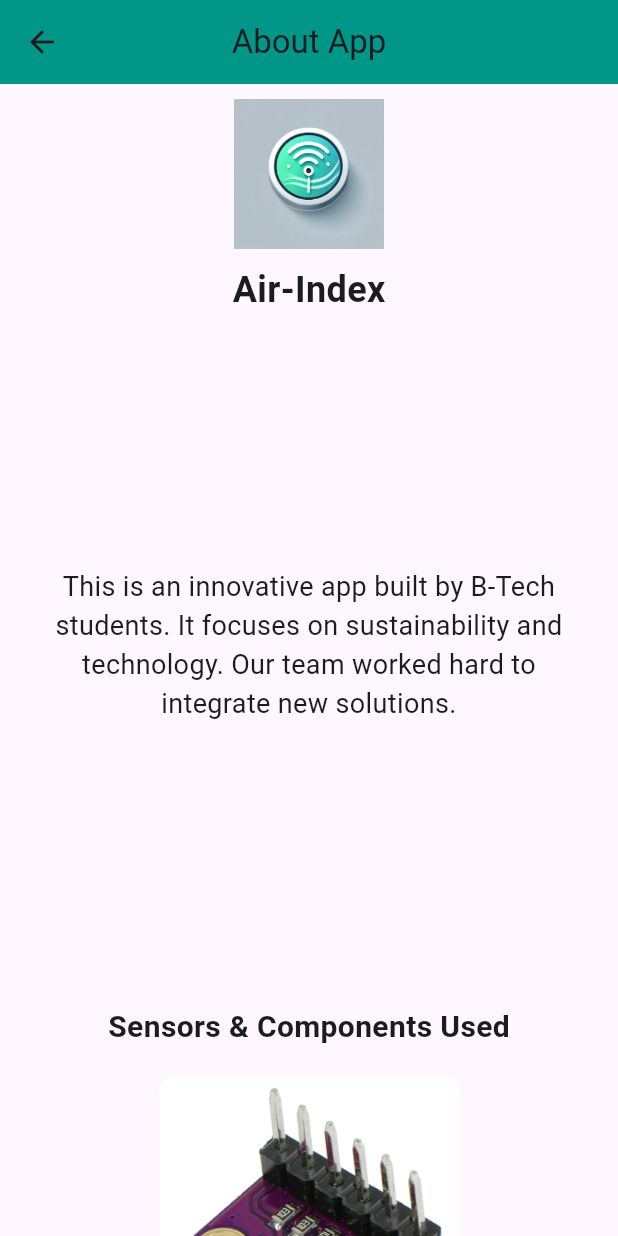
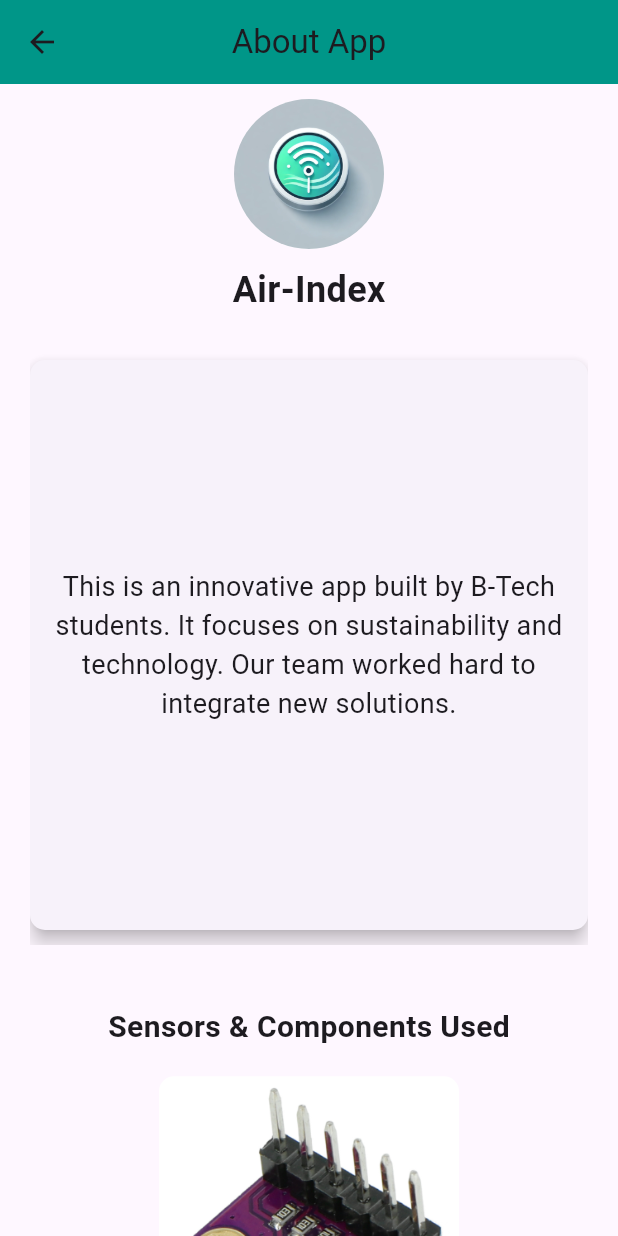
Before and after one commit to Charan060706/AQI-ecology, a Flutter app: the AboutPage screen opened by its route, on a phone screen of 412 x 824 dp. Run offline on Flutter 3.47's test engine with Material 3 defaults, Android fonts, the phone set to English and light mode, and no system bars; our stand-ins replace carousel_slider, cloud_firestore, firebase_core, fl_chart, flutter_map, latlong2 and 1 more; accounts and stored records are empty; project files that could hold a hidden picture were left out.

Commit message:
ui changes

```diff
--- a/aqi/lib/Pages/about.dart
+++ b/aqi/lib/Pages/about.dart
@@ -87,7 +87,11 @@ class _AboutPageState extends State<AboutPage> {
               /// App Logo & Name
               Column(
                 children: [
-                  Image.asset("assets/app_logo.jpg", width: 100, height: 100),
+                  CircleAvatar(
+                    radius: 50,
+                    backgroundImage: AssetImage("assets/app_logo.jpg"),
+                    backgroundColor: Colors.white,
+                  ),
                   SizedBox(height: 10),
                   Text(
                     "Air-Index",
@@ -97,7 +101,7 @@ class _AboutPageState extends State<AboutPage> {
               ),
               SizedBox(height: 20),
 
-              /// Description Slideshow (Expands to Fit Text)
+              /// Description Slideshow (Cards with Elevation)
               ConstrainedBox(
                 constraints: BoxConstraints(
                   minHeight: 150,
@@ -107,9 +111,14 @@ class _AboutPageState extends State<AboutPage> {
                   controller: _descController,
                   itemCount: descriptions.length,
                   itemBuilder: (context, index) {
-                    return IntrinsicHeight(
-                      child: Container(
-                        padding: EdgeInsets.all(15),
+                    return Card(
+                      elevation: 5,
+                      shape: RoundedRectangleBorder(
+                        borderRadius: BorderRadius.circular(10),
+                      ),
+                      margin: EdgeInsets.symmetric(vertical: 10),
+                      child: Padding(
+                        padding: const EdgeInsets.all(15),
                         child: Center(
                           child: Text(
                             descriptions[index],
@@ -158,7 +167,6 @@ class _AboutPageState extends State<AboutPage> {
               SizedBox(height: 40), // More space before instructor section
 
               /// Instructor Section
-              /// Instructor Section with Heading
               Column(
                 children: [
                   Text(
@@ -177,7 +185,7 @@ class _AboutPageState extends State<AboutPage> {
                   ),
                 ],
               ),
-                      SizedBox(height: 40),  // Increased space before teams
+              SizedBox(height: 40), // Increased space before teams
 
               /// Software Development Team
               TeamSection(
```
Lines whose indentation alone changed are shown as unchanged.
